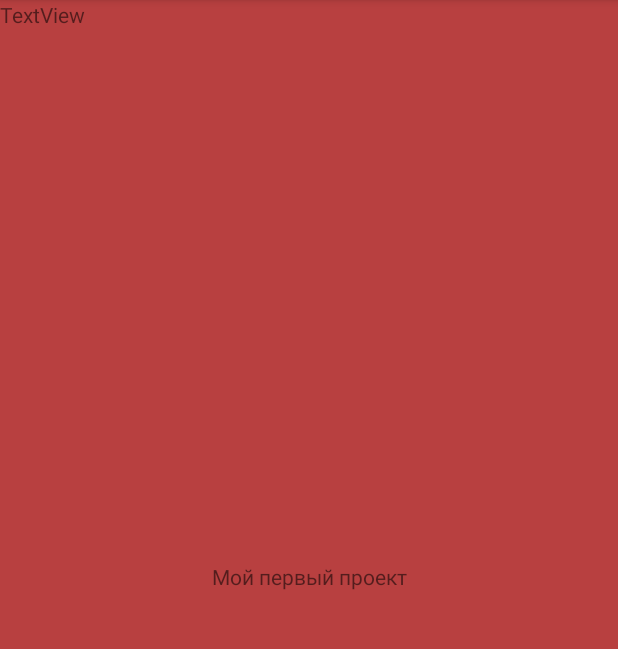
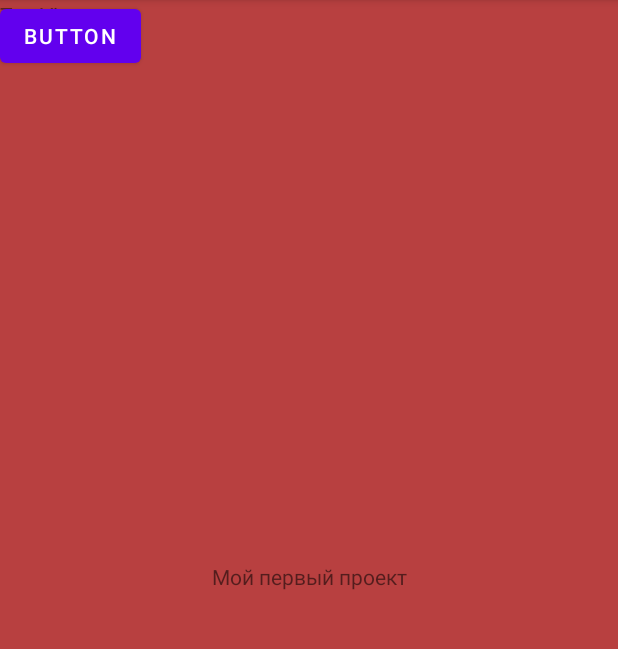
Before and after one commit to OlegOsenov/Git_GB_lesson, an Android app: the screen it shows after launch (MainActivity), on a phone screen of 412 x 824 dp, the part 84-733 px from its top. Run offline under Robolectric (Android 15) with nearby library versions, the phone set to English and light mode, and no system bars.

Commit message:
new buttton change

```diff
--- a/app/src/main/res/layout/activity_main.xml
+++ b/app/src/main/res/layout/activity_main.xml
@@ -24,4 +24,12 @@
         tools:layout_editor_absoluteX="175dp"
         tools:layout_editor_absoluteY="303dp" />
 
+    <Button
+        android:id="@+id/button"
+        android:layout_width="wrap_content"
+        android:layout_height="wrap_content"
+        android:text="Button"
+        tools:layout_editor_absoluteX="170dp"
+        tools:layout_editor_absoluteY="170dp" />
+
 </androidx.constraintlayout.widget.ConstraintLayout>
```
